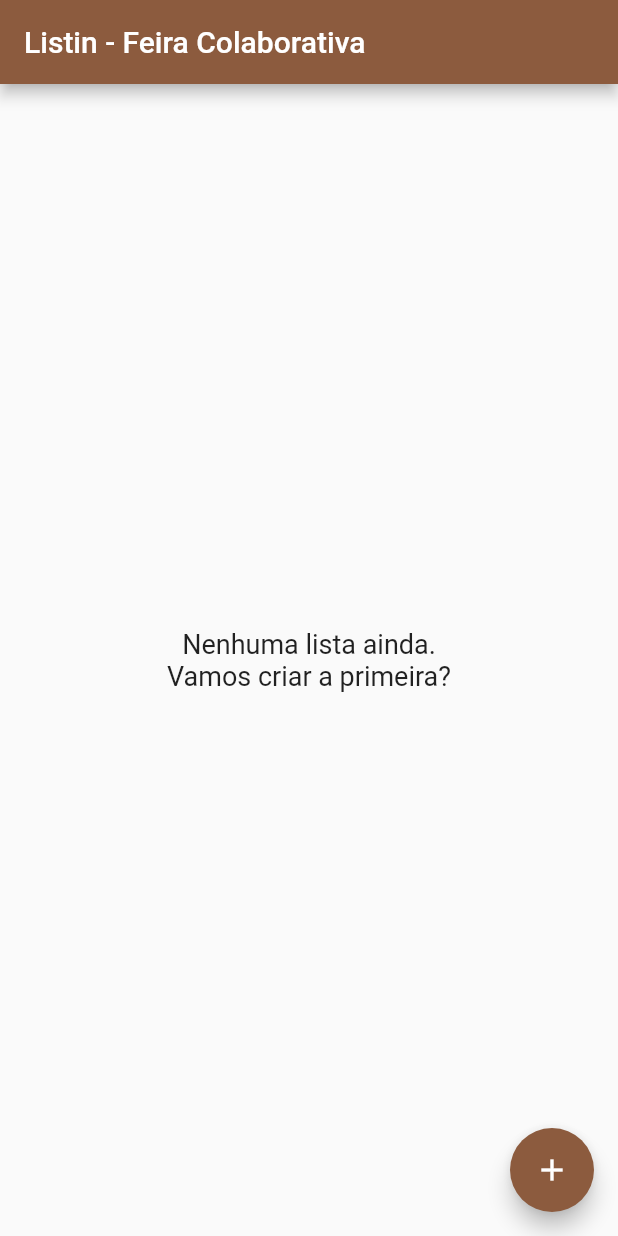
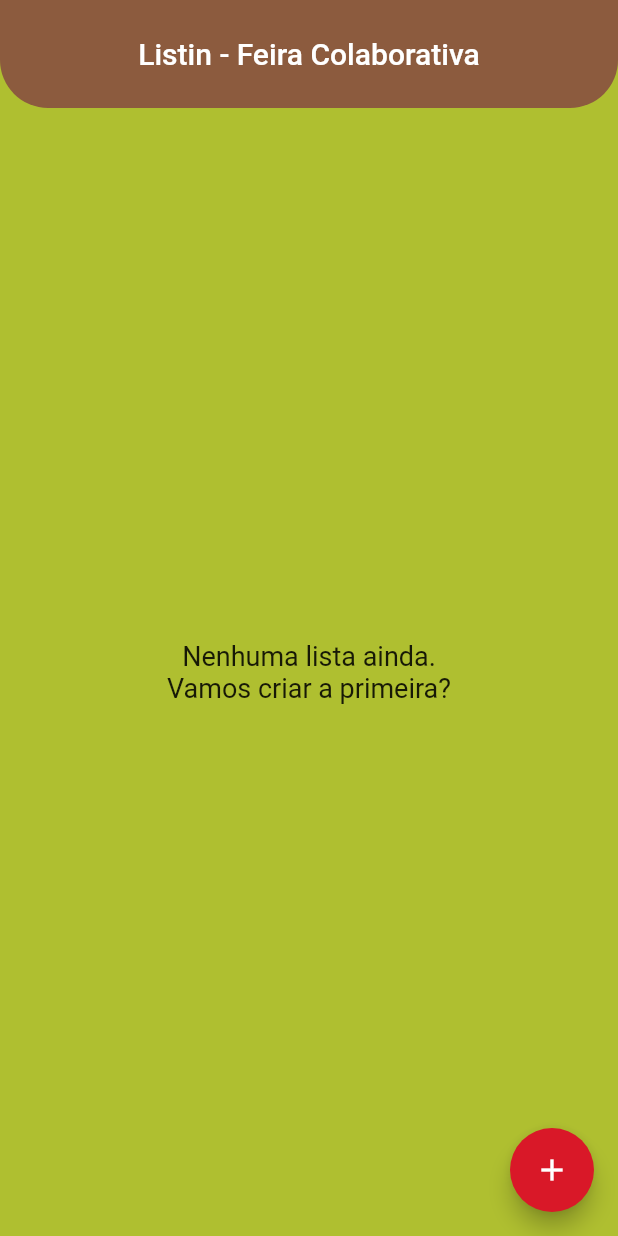
Before and after one commit to alura-cursos/flutter_firebase_firestore_second, a Flutter app: the screen it shows after launch, on a phone screen of 412 x 824 dp. Run offline on Flutter 3.47's test engine with Material 2 defaults, Android fonts, the phone set to English and light mode, and no system bars; our stand-ins replace cloud_firestore, firebase_core; accounts and stored records are empty; generated files the repository leaves out were written again.

```diff
--- a/lib/main.dart
+++ b/lib/main.dart
@@ -27,10 +27,27 @@ class MyApp extends StatelessWidget {
   @override
   Widget build(BuildContext context) {
     return MaterialApp(
-      title: 'Flutter Demo',
+      title: 'Listin - Lista Colaborativa',
       debugShowCheckedModeBanner: false,
       theme: ThemeData(
         primarySwatch: MyColors.brown,
+        scaffoldBackgroundColor: MyColors.green,
+        floatingActionButtonTheme: const FloatingActionButtonThemeData(
+          backgroundColor: MyColors.red,
+        ),
+        listTileTheme: const ListTileThemeData(
+          iconColor: MyColors.blue,
+        ),
+        appBarTheme: const AppBarTheme(
+          toolbarHeight: 72,
+          centerTitle: true,
+          elevation: 0,
+          shape: RoundedRectangleBorder(
+            borderRadius: BorderRadius.vertical(
+              bottom: Radius.circular(32),
+            ),
+          ),
+        ),
       ),
       home: const HomeScreen(),
     );
```
